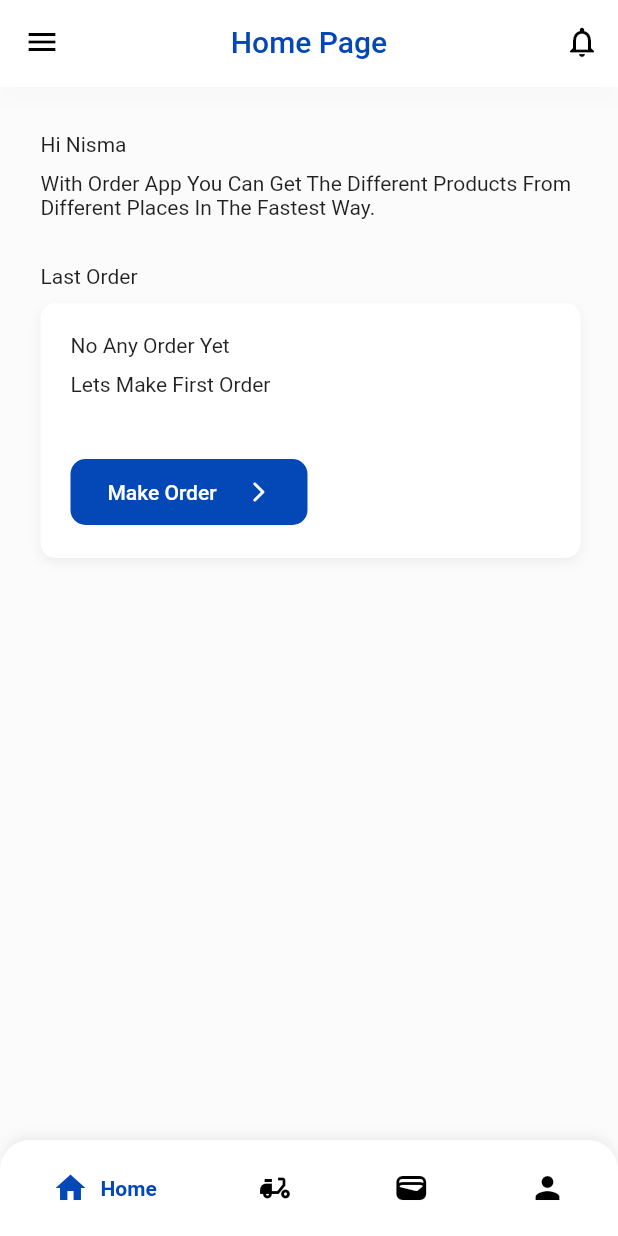
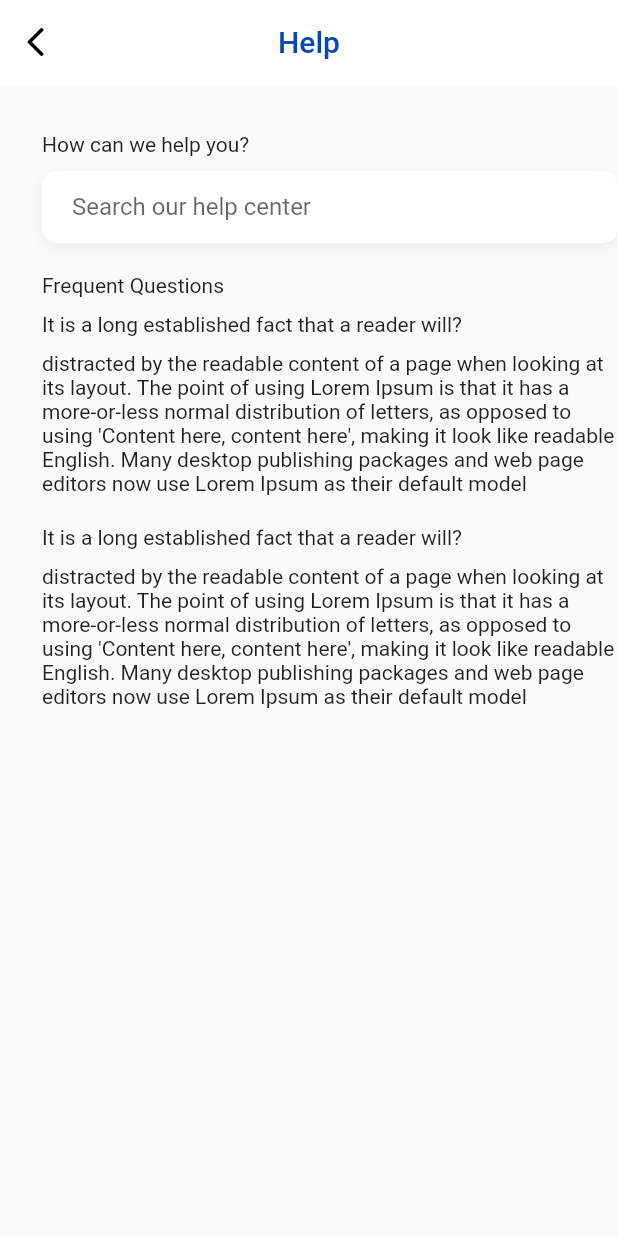
Before and after one commit to WafaaSisalem/orderapp, a Flutter app: the screen it shows after launch, on a phone screen of 412 x 824 dp. Run offline on Flutter 3.47's test engine with Material 2 defaults, Android fonts, the phone set to English and light mode, and no system bars; drawn by our look-alikes of google_nav_bar; our stand-ins replace flutter_dash.

Commit message:
second commit

```diff
--- a/lib/main.dart
+++ b/lib/main.dart
@@ -1,4 +1,6 @@
 import 'package:flutter/material.dart';
+import 'package:order_app/screens/about_screen.dart';
+import 'package:order_app/screens/help_screen.dart';
 import 'package:order_app/screens/host_page.dart';
 import 'package:order_app/screens/your_order_screen.dart';
 
@@ -24,6 +26,6 @@ class MyApp extends StatelessWidget {
             ),
           ),
         ),
-        home: HostPage());
+        home: HelpScreen());
   }
 }
--- /dev/null
+++ b/lib/models/question_model.dart
@@ -0,0 +1,15 @@
+class QuestionModel {
+  QuestionModel({required this.answer, required this.question});
+  String? question;
+  String? answer;
+  QuestionModel.fromMap(Map map) {
+    answer = map['answer'];
+    question = map['question'];
+  }
+  toMap() {
+    return {
+      'answer': answer,
+      'question': question,
+    };
+  }
+}
--- /dev/null
+++ b/lib/screens/help_screen.dart
@@ -0,0 +1,65 @@
+import 'package:flutter/material.dart';
+import 'package:flutter/src/foundation/key.dart';
+import 'package:flutter/src/widgets/framework.dart';
+import 'package:order_app/models/question_model.dart';
+import 'package:order_app/widgets/appbar_widget.dart';
+
+import '../widgets/question_widget.dart';
+import '../widgets/registration_textfield_widget.dart';
+
+class HelpScreen extends StatelessWidget {
+  HelpScreen({Key? key}) : super(key: key);
+  QuestionModel questionModel = QuestionModel.fromMap({
+    'question': 'It is a long established fact that a reader will?',
+    'answer':
+        'distracted by the readable content of a page when looking at its layout. The point of using Lorem Ipsum is that it has a more-or-less normal distribution of letters, as opposed to using \'Content here, content here\', making it look like readable English. Many desktop publishing packages and web page editors now use Lorem Ipsum \as their default model '
+  });
+  @override
+  Widget build(BuildContext context) {
+    return Directionality(
+        textDirection: TextDirection.rtl,
+        child: Scaffold(
+          appBar: AppbarWidget(title: 'Help', actions: [
+            IconButton(
+              icon: const Icon(
+                Icons.arrow_forward_ios_rounded,
+              ),
+              onPressed: () {},
+            )
+          ]),
+          body: Directionality(
+            textDirection: TextDirection.ltr,
+            child: Padding(
+              padding: const EdgeInsets.only(left: 28, top: 30),
+              child: Column(
+                crossAxisAlignment: CrossAxisAlignment.start,
+                children: [
+                  const Text('How can we help you?'),
+                  const SizedBox(height: 10),
+                  RegTextFieldWidget(
+                    hintText: 'Search our help center',
+                    onChanged: (text) {},
+                  ),
+                  const SizedBox(
+                    height: 20,
+                  ),
+                  const Text('Frequent Questions'),
+                  SizedBox(
+                    height: 10,
+                  ),
+                  QuestionWidget(
+                    questionModel: questionModel,
+                  ),
+                  SizedBox(
+                    height: 20,
+                  ),
+                  QuestionWidget(
+                    questionModel: questionModel,
+                  ),
+                ],
+              ),
+            ),
+          ),
+        ));
+  }
+}
--- /dev/null
+++ b/lib/widgets/question_widget.dart
@@ -0,0 +1,23 @@
+import 'package:flutter/cupertino.dart';
+import 'package:flutter/src/foundation/key.dart';
+import 'package:flutter/src/widgets/framework.dart';
+import 'package:order_app/models/question_model.dart';
+
+class QuestionWidget extends StatelessWidget {
+  const QuestionWidget({Key? key, required this.questionModel})
+      : super(key: key);
+  final QuestionModel questionModel;
+  @override
+  Widget build(BuildContext context) {
+    return Column(
+      crossAxisAlignment: CrossAxisAlignment.start,
+      children: [
+        Text(questionModel.question!),
+        const SizedBox(
+          height: 10,
+        ),
+        Text(questionModel.answer!)
+      ],
+    );
+  }
+}
```
Also changed, not shown: lib/screens/about_screen.dart (added, +42 -0 lines).
